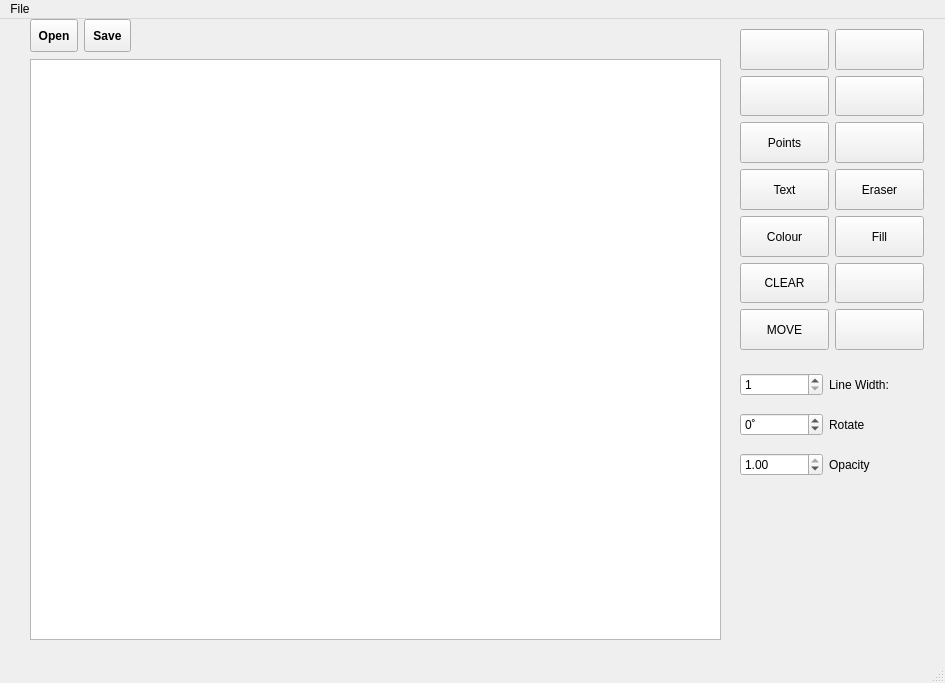
Qt form NewPaint2 2/mainwindow.ui (siarheidarhel/Figuratics) before a commit.
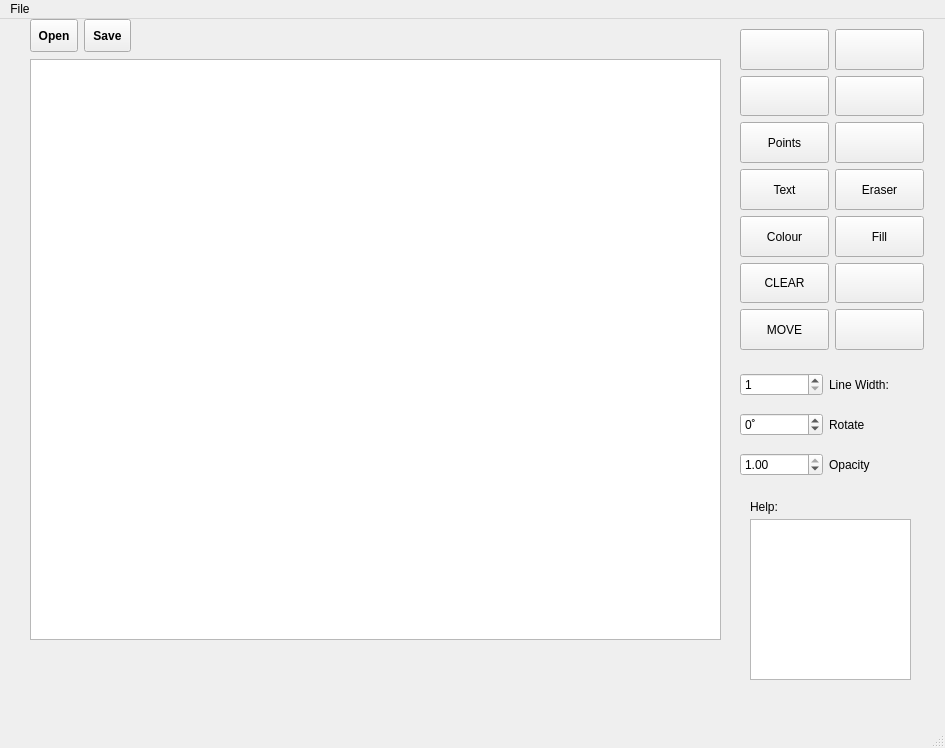
The same form after that commit. Icons and pictures are not drawn.

Patch:
```diff
--- a/NewPaint2 2/mainwindow.ui
+++ b/NewPaint2 2/mainwindow.ui
@@ -7,7 +7,7 @@
     <x>0</x>
     <y>0</y>
     <width>945</width>
-    <height>683</height>
+    <height>748</height>
    </rect>
   </property>
   <property name="sizePolicy">
@@ -541,6 +541,41 @@
      </item>
     </layout>
    </widget>
+   <widget class="QTextEdit" name="helpWindow">
+    <property name="geometry">
+     <rect>
+      <x>750</x>
+      <y>500</y>
+      <width>161</width>
+      <height>161</height>
+     </rect>
+    </property>
+    <property name="textInteractionFlags">
+     <set>Qt::NoTextInteraction</set>
+    </property>
+    <property name="placeholderText">
+     <string/>
+    </property>
+   </widget>
+   <widget class="QLabel" name="helpLabel">
+    <property name="geometry">
+     <rect>
+      <x>750</x>
+      <y>480</y>
+      <width>61</width>
+      <height>16</height>
+     </rect>
+    </property>
+    <property name="toolTip">
+     <string>Some helpfull tips</string>
+    </property>
+    <property name="text">
+     <string>Help:</string>
+    </property>
+    <property name="textInteractionFlags">
+     <set>Qt::NoTextInteraction</set>
+    </property>
+   </widget>
   </widget>
   <widget class="QMenuBar" name="menubar">
    <property name="geometry">
```
